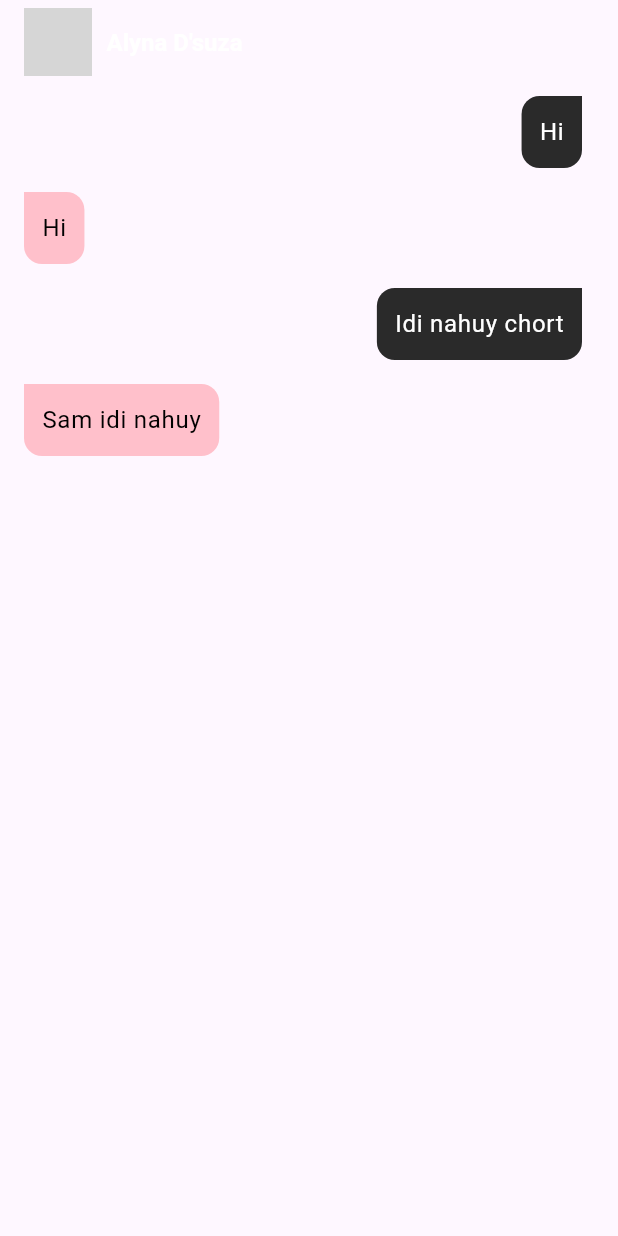
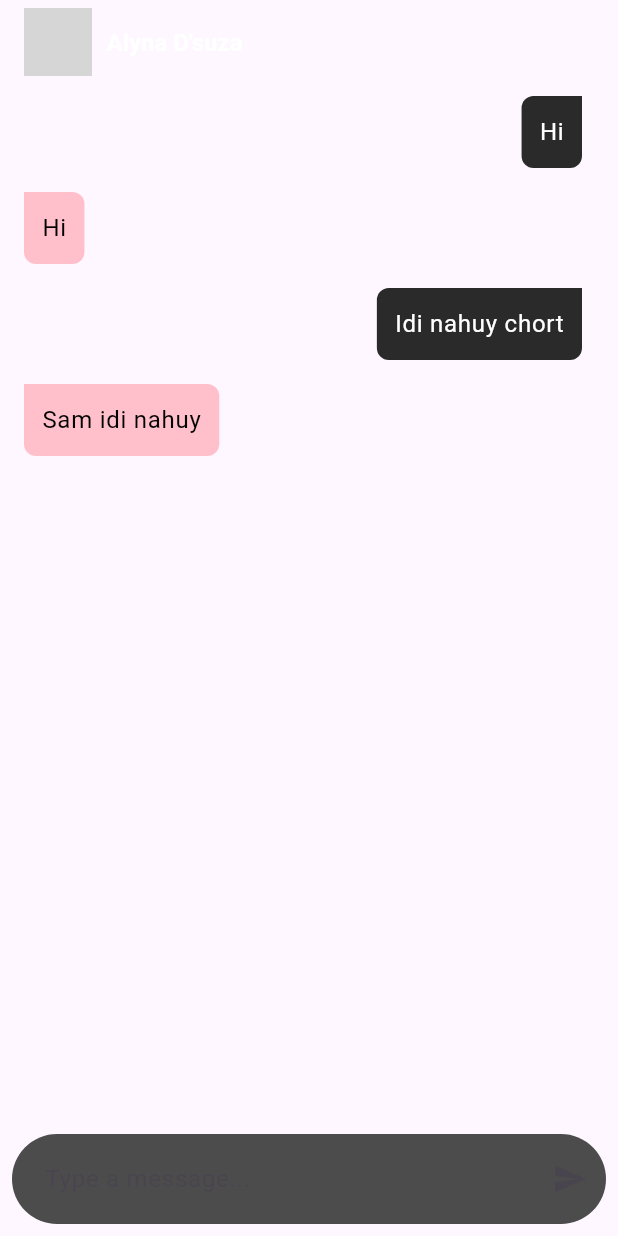
Before and after one commit to loremm34/AI-Girlfriend, a Flutter app: the screen it shows after launch, after a tap on "Start Chat", on a phone screen of 412 x 824 dp. Run offline on Flutter 3.47's test engine with Material 3 defaults, Android fonts, the phone set to English and light mode, and no system bars; grey boxes are pictures that could not be loaded.

Commit message:
textfield added

```diff
--- a/lib/main.dart
+++ b/lib/main.dart
@@ -17,7 +17,7 @@ class MyApp extends StatelessWidget {
         useMaterial3: true,
       ),
       darkTheme: ThemeData.dark(),
-      home: StartScreen(),
+      home: const StartScreen(),
     );
   }
 }
--- a/lib/screens/chat_screen.dart
+++ b/lib/screens/chat_screen.dart
@@ -9,6 +9,8 @@ class ChatScreen extends StatefulWidget {
 }
 
 class _ChatScreenState extends State<ChatScreen> {
+  final _inputController = TextEditingController();
+
   final List<Message> _messages = [
     Message(text: "Hi", isUser: true),
     Message(text: "Hi", isUser: false),
@@ -44,14 +46,18 @@ class _ChatScreenState extends State<ChatScreen> {
           ],
         ),
       ),
-      body: ListView.builder(
+      body: Column(
+        children: [
+          Expanded(
+            child: ListView.builder(
               itemCount: _messages.length,
               itemBuilder: (context, index) {
                 final message = _messages[index];
                 return ListTile(
                   title: Align(
-              alignment:
-                  message.isUser ? Alignment.centerRight : Alignment.centerLeft,
+                    alignment: message.isUser
+                        ? Alignment.centerRight
+                        : Alignment.centerLeft,
                     child: Container(
                       padding: const EdgeInsets.all(12),
                       decoration: BoxDecoration(
@@ -65,16 +71,16 @@ class _ChatScreenState extends State<ChatScreen> {
                             : const Color.fromARGB(255, 255, 192, 203),
                         borderRadius: message.isUser
                             ? const BorderRadius.only(
-                          topLeft: Radius.circular(12),
+                                topLeft: Radius.circular(8),
                                 topRight: Radius.zero,
-                          bottomLeft: Radius.circular(12),
-                          bottomRight: Radius.circular(12),
+                                bottomLeft: Radius.circular(8),
+                                bottomRight: Radius.circular(8),
                               )
                             : const BorderRadius.only(
                                 topLeft: Radius.zero,
-                          topRight: Radius.circular(12),
-                          bottomLeft: Radius.circular(12),
-                          bottomRight: Radius.circular(12),
+                                topRight: Radius.circular(8),
+                                bottomLeft: Radius.circular(8),
+                                bottomRight: Radius.circular(8),
                               ),
                       ),
                       child: Text(
@@ -88,6 +94,45 @@ class _ChatScreenState extends State<ChatScreen> {
                 );
               },
             ),
+          ),
+          Padding(
+            padding: const EdgeInsets.all(8.0),
+            child: Expanded(
+              child: Container(
+                decoration: BoxDecoration(
+                  borderRadius: BorderRadius.circular(30),
+                  color: const Color.fromARGB(255, 77, 76, 76),
+                ),
+                child: Row(
+                  children: [
+                    Expanded(
+                      child: TextField(
+                        controller: _inputController,
+                        decoration: const InputDecoration(
+                          filled: true,
+                          border: InputBorder.none,
+                          fillColor: Colors.transparent,
+                          hintText: 'Type a message...',
+                          contentPadding: EdgeInsets.all(18),
+                        ),
+                      ),
+                    ),
+                    const SizedBox(
+                      width: 25,
+                    ),
+                    IconButton(
+                      onPressed: () {},
+                      icon: const Icon(
+                        Icons.send,
+                      ),
+                    ),
+                  ],
+                ),
+              ),
+            ),
+          ),
+        ],
+      ),
     );
   }
 }
```
Lines whose indentation alone changed are shown as unchanged.
